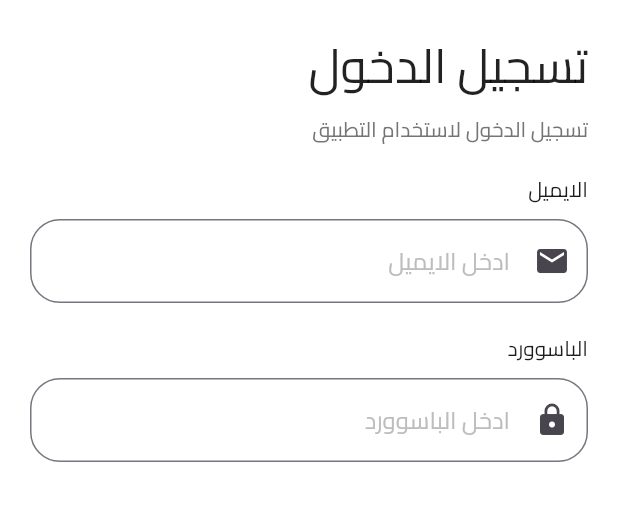
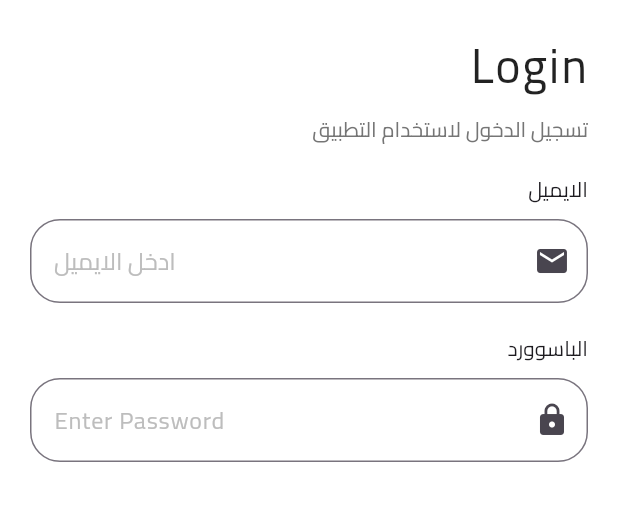
Before and after one commit to AmeenEng/mihnati2, a Flutter app: the screen it shows after launch, after a tap on "تخطي", after a tap on "ابدأ الآن", on a phone screen of 412 x 824 dp, the part 255-776 px from its top. Run offline on Flutter 3.47's test engine with Material 3 defaults, Android fonts, the light colour scheme and no system bars; our stand-ins replace easy_localization, firebase_core, shared_preferences, smooth_page_indicator; accounts and stored records are empty.

Commit message:
adding the translations files

```diff
--- /dev/null
+++ b/assets/translations/ar.json
@@ -0,0 +1,6 @@
+{
+  "welcome": "مرحباً بك في مهنتي",
+  "login": "تسجيل الدخول",
+  "signup": "إنشاء حساب",
+  "enterPassword": "ادخل الباسوورد"
+}
--- /dev/null
+++ b/assets/translations/en.json
@@ -0,0 +1,6 @@
+{
+  "welcome": "Welcome to Mihnati",
+  "login": "Login",
+  "signup": "Sign Up",
+  "enterPassword": "Enter Password"
+}
--- a/lib/auth/login.dart
+++ b/lib/auth/login.dart
@@ -1,3 +1,4 @@
+import 'package:easy_localization/easy_localization.dart';
 import 'package:flutter/material.dart';
 
 class Login extends StatefulWidget {
@@ -34,7 +35,7 @@ class _LoginState extends State<Login> {
               ),
               SizedBox(height: 20),
               Text(
-                "تسجيل الدخول",
+                context.tr("login"),
                 style: TextStyle(
                   fontSize: 32,
                   color: Colors.black87,
@@ -53,7 +54,7 @@ class _LoginState extends State<Login> {
                 decoration: InputDecoration(
                   hintText: "ادخل الايميل",
                   // make direction to right
-                  hintTextDirection: TextDirection.rtl,
+                  // hintTextDirection: TextDirection.rtl,
                   hintStyle: TextStyle(
                     color: Colors.grey[400],
                   ),
@@ -69,9 +70,9 @@ class _LoginState extends State<Login> {
               SizedBox(height: 10),
               TextField(
                 decoration: InputDecoration(
-                  hintText: "ادخل الباسوورد",
+                  hintText: context.tr("enterPassword"),
                   // make direction to right
-                  hintTextDirection: TextDirection.rtl,
+                  // hintTextDirection: TextDirection.rtl,
                   hintStyle: TextStyle(
                     color: Colors.grey[400],
                   ),
--- a/lib/main.dart
+++ b/lib/main.dart
@@ -2,9 +2,19 @@ import 'package:flutter/material.dart';
 import 'package:mihnati2/Onboarding/onboarding_view.dart';
 import 'package:mihnati2/auth/login.dart';
 import 'package:shared_preferences/shared_preferences.dart';
+import 'package:easy_localization/easy_localization.dart';
 
-void main() {
-  runApp(const MyApp());
+void main() async {
+  WidgetsFlutterBinding.ensureInitialized();
+  await EasyLocalization.ensureInitialized();
+  runApp(
+    EasyLocalization(
+      supportedLocales: [Locale('en'), Locale('ar')],
+      path: 'assets/translations',
+      fallbackLocale: Locale('ar'),
+      child: const MyApp(),
+    ),
+  );
 }
 
 class MyApp extends StatelessWidget {
@@ -15,11 +25,14 @@ class MyApp extends StatelessWidget {
   Widget build(BuildContext context) {
     return SafeArea(
       child: MaterialApp(
+        debugShowCheckedModeBanner: false,
+        localizationsDelegates: context.localizationDelegates,
+        supportedLocales: context.supportedLocales,
+        locale: context.locale,
         theme: ThemeData(
           fontFamily: 'Cairo',
         ),
-        debugShowCheckedModeBanner: false,
-        home: FutureBuilder(
+        home: FutureBuilder<bool>(
           future: isOnboardingCompleted(),
           builder: (context, snapshot) {
             if (snapshot.connectionState == ConnectionState.waiting) {
--- a/pubspec.yaml
+++ b/pubspec.yaml
@@ -70,6 +70,7 @@ flutter:
   assets:
     - assets/image/
     - assets/image/logo/
+    - assets/translations/
   #   - images/a_dot_ham.jpeg
 
   # An image asset can refer to one or more resolution-specific "variants", see
```
